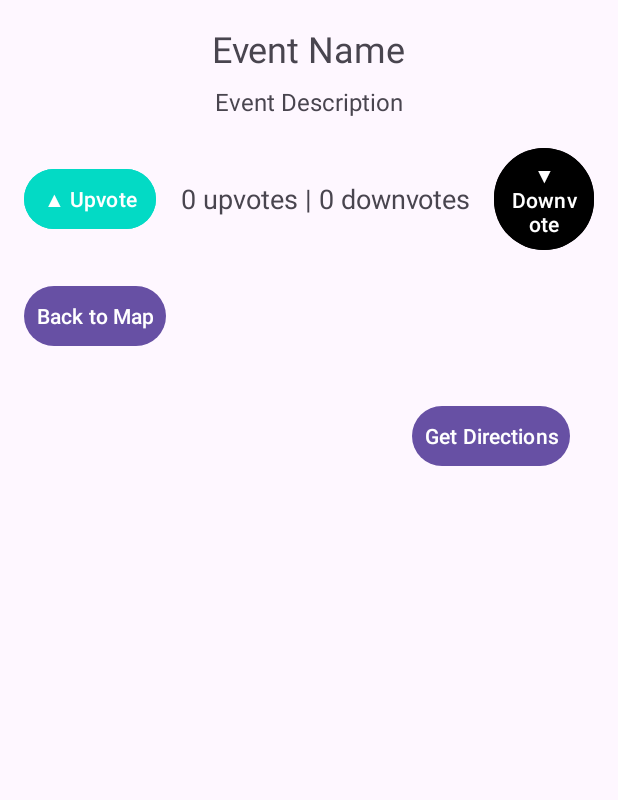
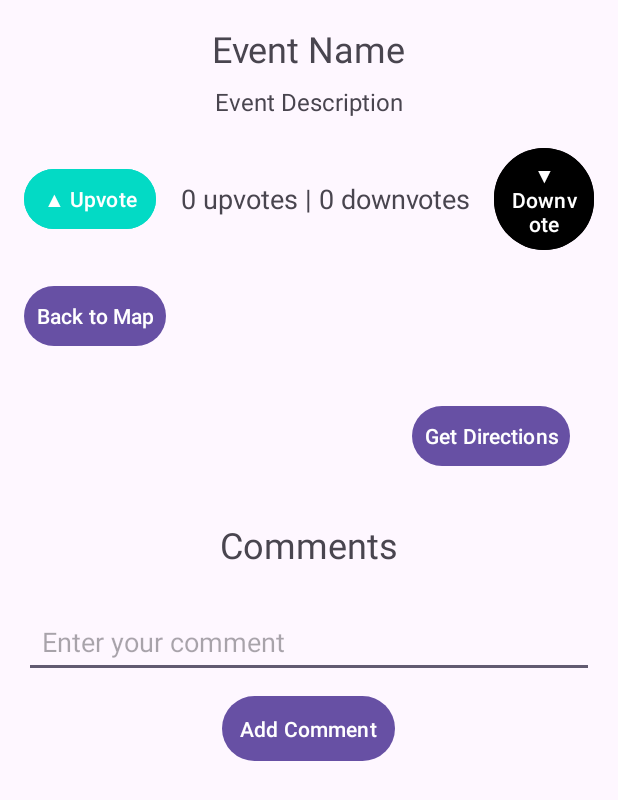
Before and after one commit to guillebasterra/EventsUSC, an Android app: the layout activity_comment.xml on its own in the app's theme, with its tools: preview values and no code run, on a phone screen of 412 x 824 dp. Shown: the top 800 px of the screen. Run offline under Robolectric (Android 15) with nearby library versions, the phone set to English and light mode, and no system bars.

Commit message:
comments, upvoted and downvotes - comments not working

```diff
--- a/app/src/main/res/layout/activity_comment.xml
+++ b/app/src/main/res/layout/activity_comment.xml
@@ -1,9 +1,13 @@
 <?xml version="1.0" encoding="utf-8"?>
-<LinearLayout xmlns:android="http://schemas.android.com/apk/res/android"
+<ScrollView xmlns:android="http://schemas.android.com/apk/res/android"
     android:layout_width="match_parent"
     android:layout_height="match_parent"
-    android:orientation="vertical"
     android:padding="16dp">
+
+    <LinearLayout
+        android:layout_width="match_parent"
+        android:layout_height="wrap_content"
+        android:orientation="vertical">
 
         <!-- Event title and description at the top -->
         <TextView
@@ -33,7 +37,6 @@
             android:layout_gravity="center"
             android:layout_marginBottom="16dp">
 
-        <!-- Upvote Button with Icon -->
             <Button
                 android:id="@+id/upvote_button"
                 android:layout_width="wrap_content"
@@ -44,7 +47,6 @@
                 android:backgroundTint="@color/teal_200"
                 android:textColor="@android:color/white" />
 
-        <!-- Vote Count Display -->
             <TextView
                 android:id="@+id/vote_count_text"
                 android:layout_width="wrap_content"
@@ -55,7 +57,6 @@
                 android:gravity="center"
                 android:text="0 upvotes | 0 downvotes" />
 
-        <!-- Downvote Button with Icon -->
             <Button
                 android:id="@+id/downvote_button"
                 android:layout_width="wrap_content"
@@ -86,10 +87,42 @@
             android:layout_margin="16dp"
             android:layout_gravity="top|end" />
 
+        <!-- Comments title -->
+        <TextView
+            android:layout_width="wrap_content"
+            android:layout_height="wrap_content"
+            android:text="Comments"
+            android:textSize="24sp"
+            android:layout_gravity="center_horizontal"
+            android:paddingTop="16dp" />
+
         <!-- Comments container -->
         <LinearLayout
             android:id="@+id/comments_container"
             android:layout_width="match_parent"
             android:layout_height="wrap_content"
-        android:orientation="vertical" />
+            android:orientation="vertical"
+            android:paddingTop="8dp" />
+
+        <!-- Input for new comment -->
+        <EditText
+            android:id="@+id/new_comment_input"
+            android:layout_width="match_parent"
+            android:layout_height="wrap_content"
+            android:hint="Enter your comment"
+            android:padding="12dp"
+            android:inputType="text"
+            android:layout_marginTop="16dp"
+            android:layout_marginBottom="8dp" />
+
+        <!-- Add Comment button -->
+        <Button
+            android:id="@+id/add_comment_button"
+            android:layout_width="wrap_content"
+            android:layout_height="wrap_content"
+            android:text="Add Comment"
+            android:padding="12dp"
+            android:layout_gravity="center_horizontal" />
+
     </LinearLayout>
+</ScrollView>
```
Also changed, not shown: app/src/main/java/com/example/eventsusc/CommentActivity.java (+42 -36 lines). Lines whose indentation alone changed are shown as unchanged.
